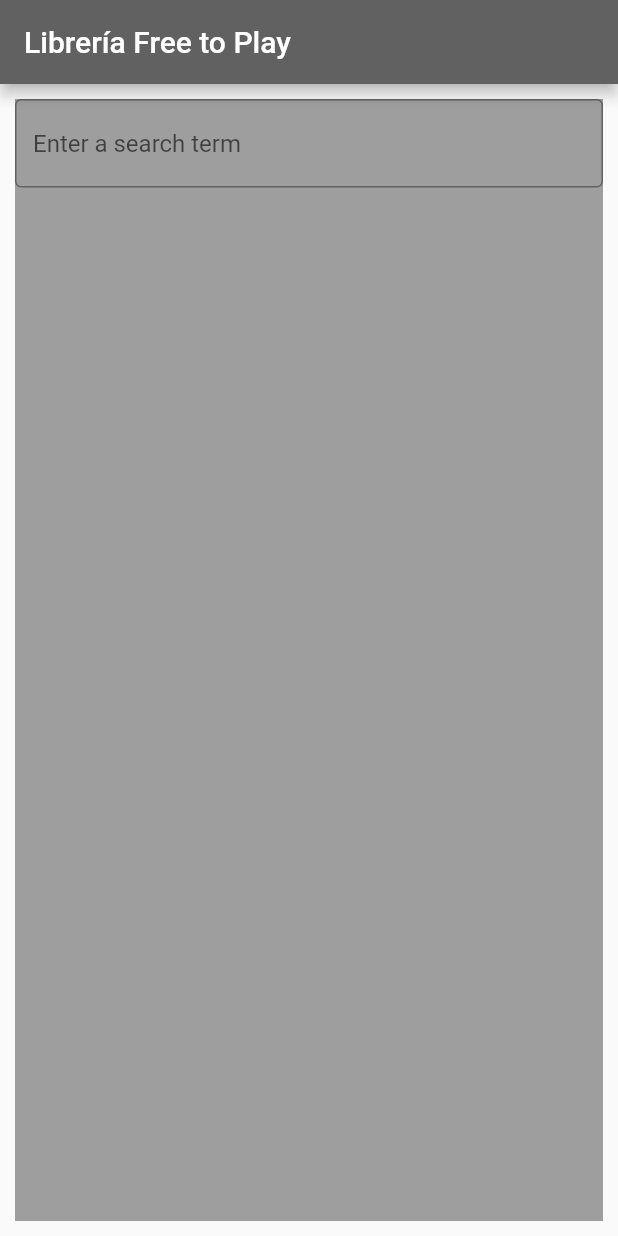
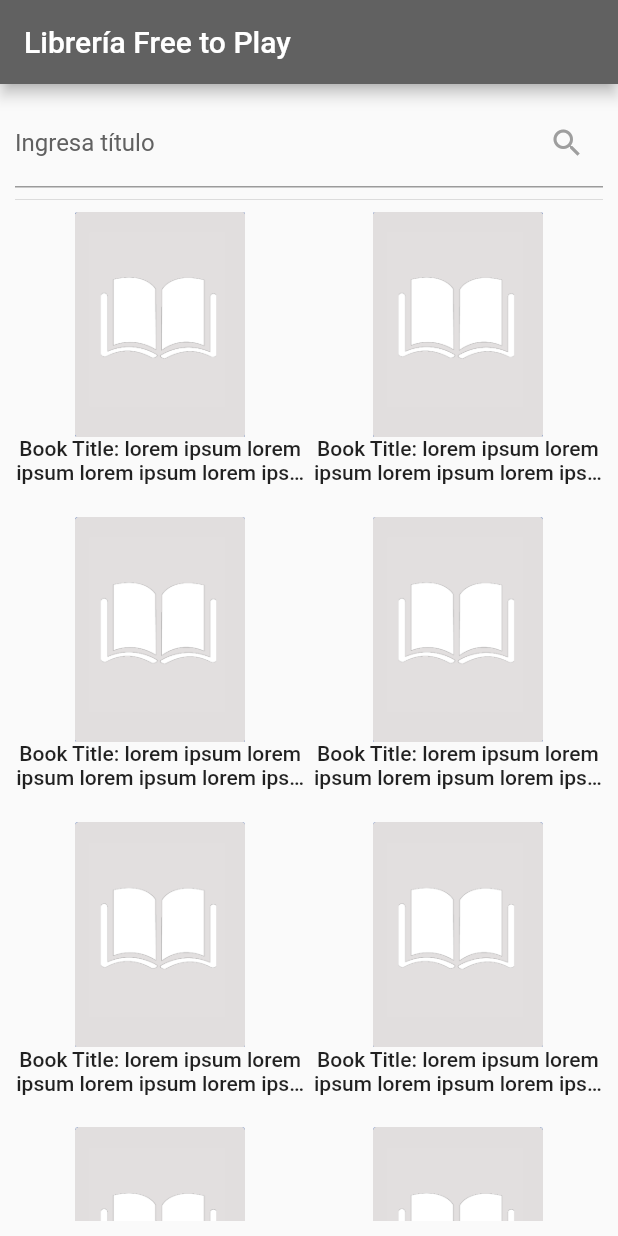
Before and after one commit to DasPeter/hw3-bookshop, a Flutter app: the screen it shows after launch, on a phone screen of 412 x 824 dp. Run offline on Flutter 3.47's test engine with Material 2 defaults, Android fonts, the phone set to English and light mode, and no system bars; our stand-ins replace bloc; missing offline and left inert: flutter_shimmer.

Commit message:
Added book detail ui

```diff
--- /dev/null
+++ b/lib/bloc/books_event.dart
@@ -0,0 +1,4 @@
+part of 'books_bloc.dart';
+
+@immutable
+abstract class BooksEvent {}
--- /dev/null
+++ b/lib/bloc/books_state.dart
@@ -0,0 +1,6 @@
+part of 'books_bloc.dart';
+
+@immutable
+abstract class BooksState {}
+
+class BooksInitial extends BooksState {}
--- a/lib/main.dart
+++ b/lib/main.dart
@@ -1,19 +1,14 @@
 import 'package:bookshop/pages/home_page.dart';
-import 'package:bookshop/providers/book_data_provider.dart';
 import 'package:flutter/material.dart';
-import 'package:provider/provider.dart';
 
-void main() => runApp(ChangeNotifierProvider(
-      create: (context) => BookDataProvider(),
-      child: const MyApp(),
-    ));
+void main() => runApp(const MyApp());
 
 class MyApp extends StatelessWidget {
   const MyApp({super.key});
 
   @override
   Widget build(BuildContext context) {
-    return MaterialApp(
+    return const MaterialApp(
       title: 'Bookshop',
       home: HomePage(),
     );
--- a/lib/pages/home_page.dart
+++ b/lib/pages/home_page.dart
@@ -1,12 +1,14 @@
-import 'dart:html';
-
+import 'package:bookshop/pages/book_details.dart';
 import 'package:flutter/material.dart';
+import 'package:flutter_shimmer/flutter_shimmer.dart';
 
 class HomePage extends StatelessWidget {
   const HomePage({super.key});
 
   @override
   Widget build(BuildContext context) {
+    var _searchController = TextEditingController();
+
     return Scaffold(
       appBar: AppBar(
         title: const Text('Librería Free to Play'),
@@ -15,13 +17,65 @@ class HomePage extends StatelessWidget {
       body: Container(
         padding: EdgeInsets.all(10),
         child: Container(
-          decoration: BoxDecoration(color: Colors.grey),
+          // decoration: BoxDecoration(color: Colors.grey),
           child: Column(
             children: [
               TextField(
+                controller: _searchController,
+                style: TextStyle(color: Colors.grey[700]),
+                cursorColor: Colors.grey,
                 decoration: InputDecoration(
-                  border: OutlineInputBorder(),
-                  hintText: 'Enter a search term',
+                  label: const Text("Ingresa título"),
+                  suffixIcon: IconButton(
+                      onPressed: () {},
+                      icon: const Icon(Icons.search, color: Colors.grey)),
+                  labelStyle: TextStyle(color: Colors.grey[700]),
+                  focusedBorder: const OutlineInputBorder(
+                      borderSide: BorderSide(color: Colors.grey)),
+                ),
+              ),
+              Divider(),
+              // Expanded(
+              //   child: ListView.builder(
+              //     itemCount: 2,
+              //     itemBuilder: (BuildContext context, int index) {
+              //       return VideoShimmer();
+              //     },
+              //   ),
+              // ),
+              Flexible(
+                child: GridView.builder(
+                  gridDelegate: const SliverGridDelegateWithFixedCrossAxisCount(
+                    mainAxisSpacing: 10,
+                    crossAxisSpacing: 5,
+                    crossAxisCount: 2,
+                  ),
+                  itemCount: 8,
+                  itemBuilder: (BuildContext context, int index) {
+                    return GestureDetector(
+                      onTap: () {
+                        Navigator.of(context).push(MaterialPageRoute(
+                            builder: (context) => BookDetailsPage()));
+                      },
+                      child: Column(
+                        children: [
+                          Image(
+                              height: 150,
+                              image: AssetImage(
+                                  "assets/images/book-placeholder.png")),
+                          Expanded(
+                            child: Text(
+                              "Book Title: lorem ipsum lorem ipsum lorem ipsum lorem ipsum ",
+                              maxLines: 2,
+                              textAlign: TextAlign.center,
+                              overflow: TextOverflow.ellipsis,
+                              style: TextStyle(fontWeight: FontWeight.w500),
+                            ),
+                          )
+                        ],
+                      ),
+                    );
+                  },
                 ),
               ),
             ],
--- a/lib/providers/book_data_provider.dart
+++ /dev/null
@@ -1,3 +0,0 @@
-import 'package:flutter/cupertino.dart';
-
-class BookDataProvider with ChangeNotifier {}
--- a/pubspec.yaml
+++ b/pubspec.yaml
@@ -9,7 +9,7 @@ dependencies:
   flutter:
     sdk: flutter
   cupertino_icons: ^1.0.2
-  provider:
+  flutter_bloc:
   flutter_shimmer:
   http:
   share_plus:
@@ -20,3 +20,5 @@ dev_dependencies:
   flutter_lints: ^2.0.0
 flutter:
   uses-material-design: true
+  assets:
+    - assets/images/
```
Also changed, not shown: lib/bloc/books_bloc.dart (added, +13 -0 lines), lib/pages/book_details.dart (+64 -1 lines), assets/images/book-placeholder.png (added), pubspec.lock.
